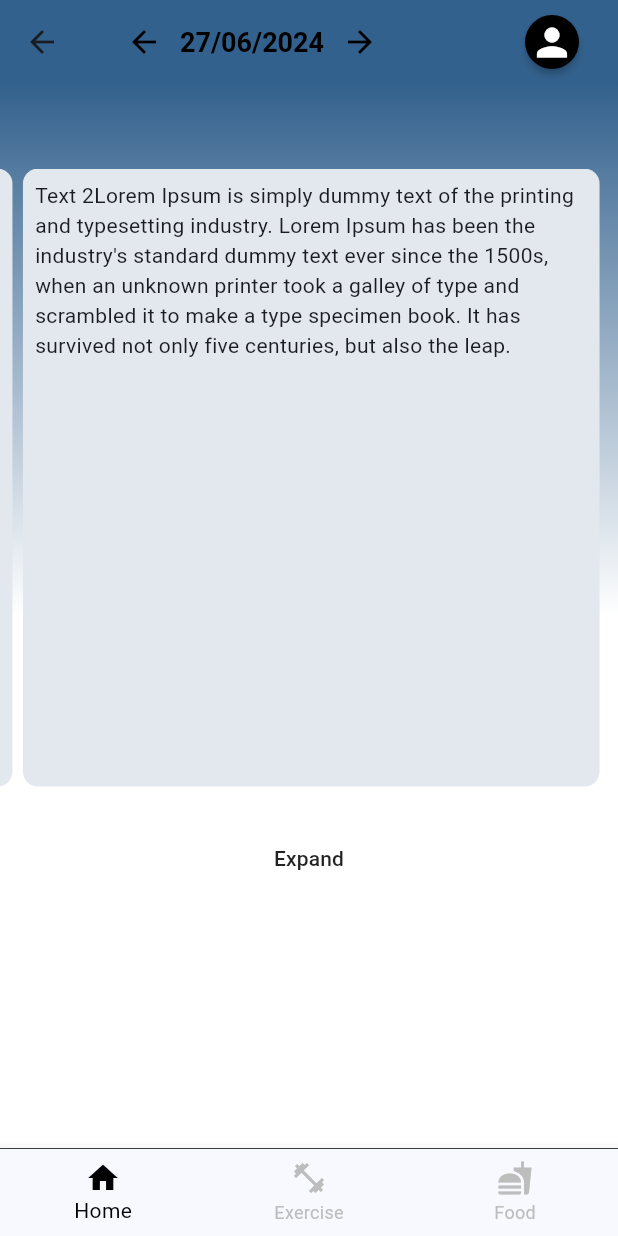
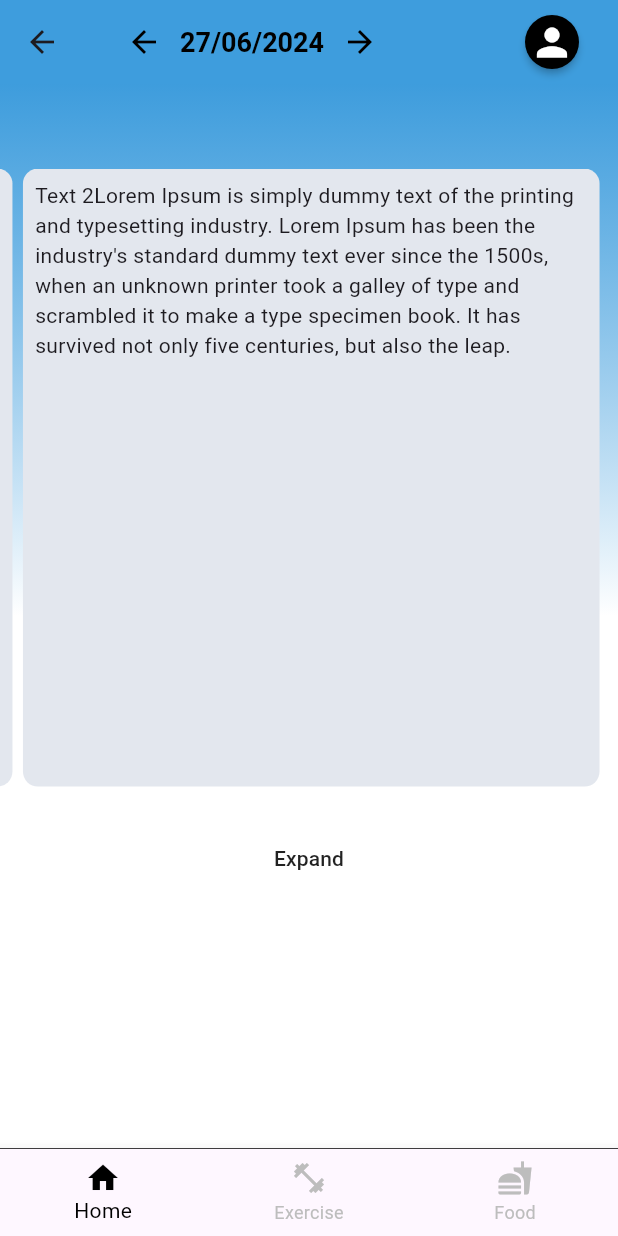
Before and after one commit to Pmunoz200/wellbeing_app, a Flutter app: the HomePage screen opened by its route, after a tap on "Expand", after a tap on the "arrow forward" icon, on a phone screen of 412 x 824 dp. Run offline on Flutter 3.47's test engine with Material 3 defaults, Android fonts, the phone set to English and light mode, and no system bars; drawn by our look-alikes of carousel_slider; our stand-ins replace cloud_firestore, firebase_auth, firebase_core, fluttertoast, google_sign_in; accounts and stored records are empty; Roboto replaces fonts that are missing (Montserrat).

Commit message:
Fixed colors on theme

```diff
--- a/client/lib/main.dart
+++ b/client/lib/main.dart
@@ -24,7 +24,7 @@ class MyApp extends StatelessWidget {
     return MaterialApp(
       title: 'Flutter Demo',
       theme: ThemeData(
-        colorScheme: ColorScheme.fromSeed(seedColor: const Color.fromRGBO(108, 162, 218, 0.5)),
+        primaryColor: const Color(0xFF0E86D4).withOpacity(0.8),
         cardColor: const Color(0xFFE3E7EE),
         textTheme: TextTheme(
           bodyMedium: const TextStyle(fontFamily: 'Montserrat', fontSize: 14.0),
--- a/client/lib/pages/home_page.dart
+++ b/client/lib/pages/home_page.dart
@@ -81,21 +81,22 @@ class _HomePageState extends State<HomePage> {
             size: 30,
           ),
         )],
-        backgroundColor: Theme.of(context).colorScheme.primary,
+        backgroundColor: Theme.of(context).primaryColor,
       ),
       body: Container(
         decoration: BoxDecoration(
-          color: Colors.white,
           gradient: LinearGradient(
             begin: Alignment.topCenter,
             end: Alignment.bottomCenter,
             colors: [
-              Theme.of(context).colorScheme.primary,
+              Theme.of(context).primaryColor,
               Colors.white,
               Colors.white,
             ],
           ),
         ),
+        margin: const EdgeInsets.all(0),
+        padding: const EdgeInsets.all(0),
         child: Center(
           child: _widgetOptions.elementAt(_selectedIndex),
         ),
```
